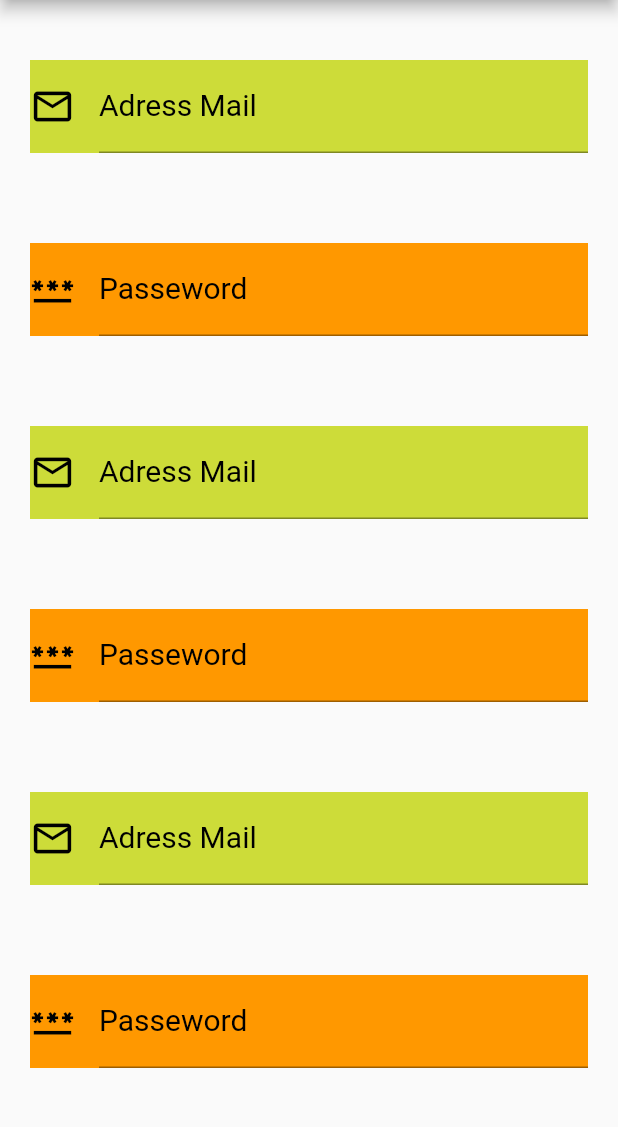
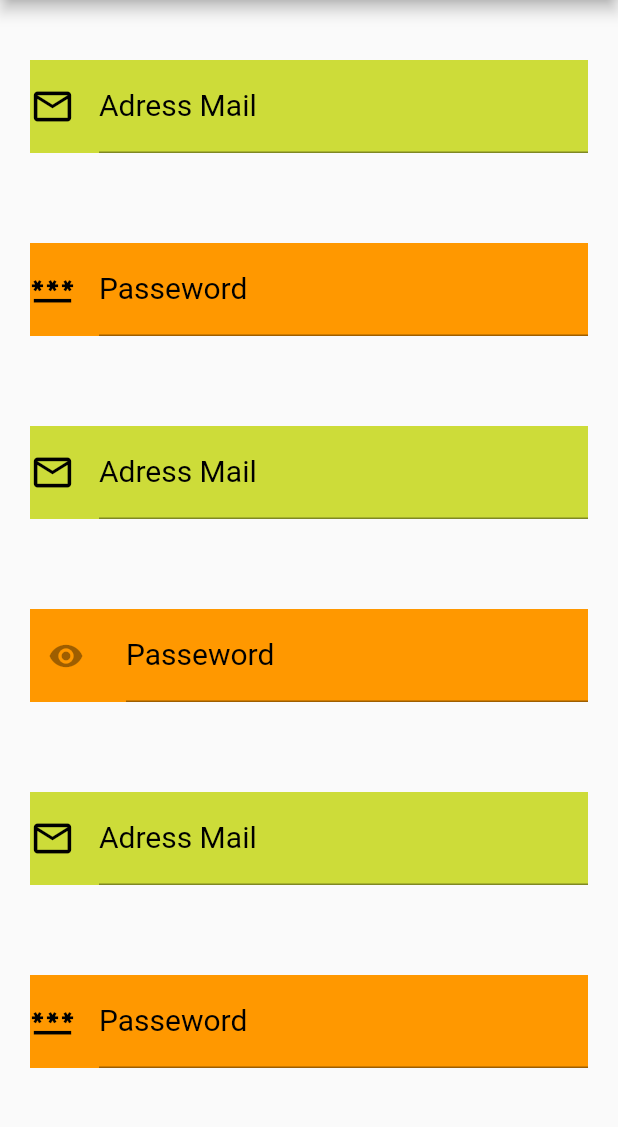
Before and after one commit to Devsaci/flutter2basicv2, a Flutter app: the screen it shows after launch, on a phone screen of 412 x 824 dp, the part 84-1211 px from its top. Run offline on Flutter 3.47's test engine with Material 2 defaults, Android fonts, the phone set to English and light mode, and no system bars.

Commit message:
Icons.visibility

```diff
--- a/lib/myHomePage.dart
+++ b/lib/myHomePage.dart
@@ -98,8 +98,7 @@ class _MyHomePageState extends State<MyHomePage> {
                 color: Colors.orange,
                 child: TextField(
                   decoration: InputDecoration(
-                      icon: Icon(
-                        Icons.password, size: 30, color: Colors.black,),
+                      icon: IconButton(onPressed: null, icon: Icon(Icons.visibility)),
                       labelText: "Passeword",
                       labelStyle: TextStyle(
                           fontSize: 20,
```
